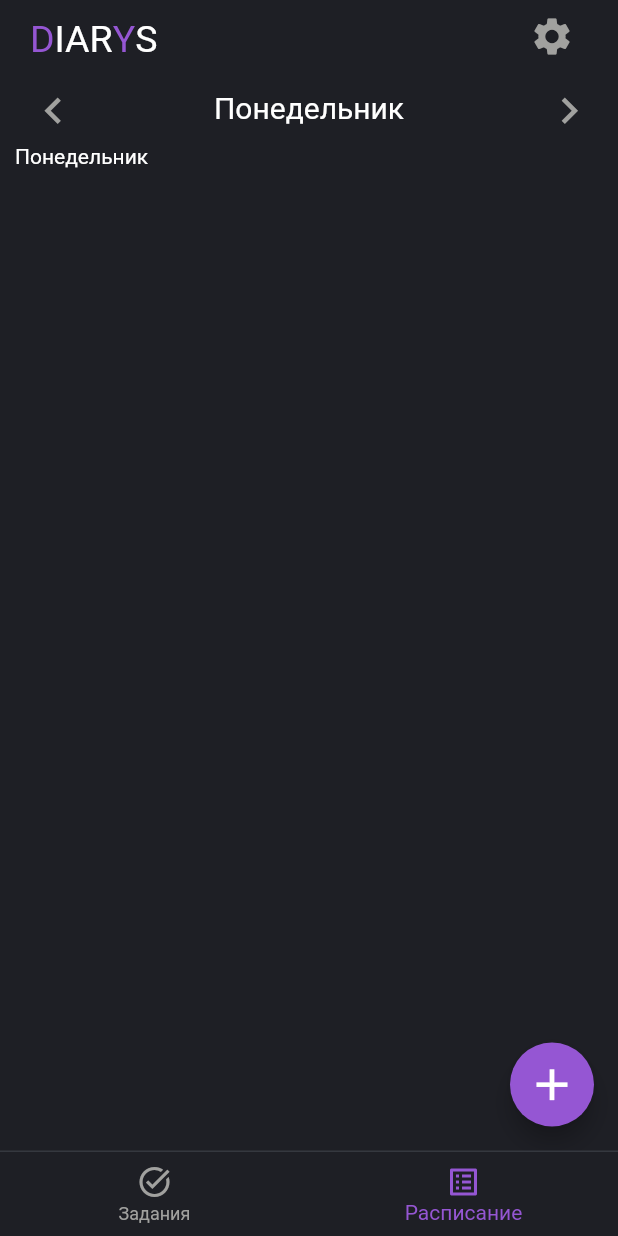
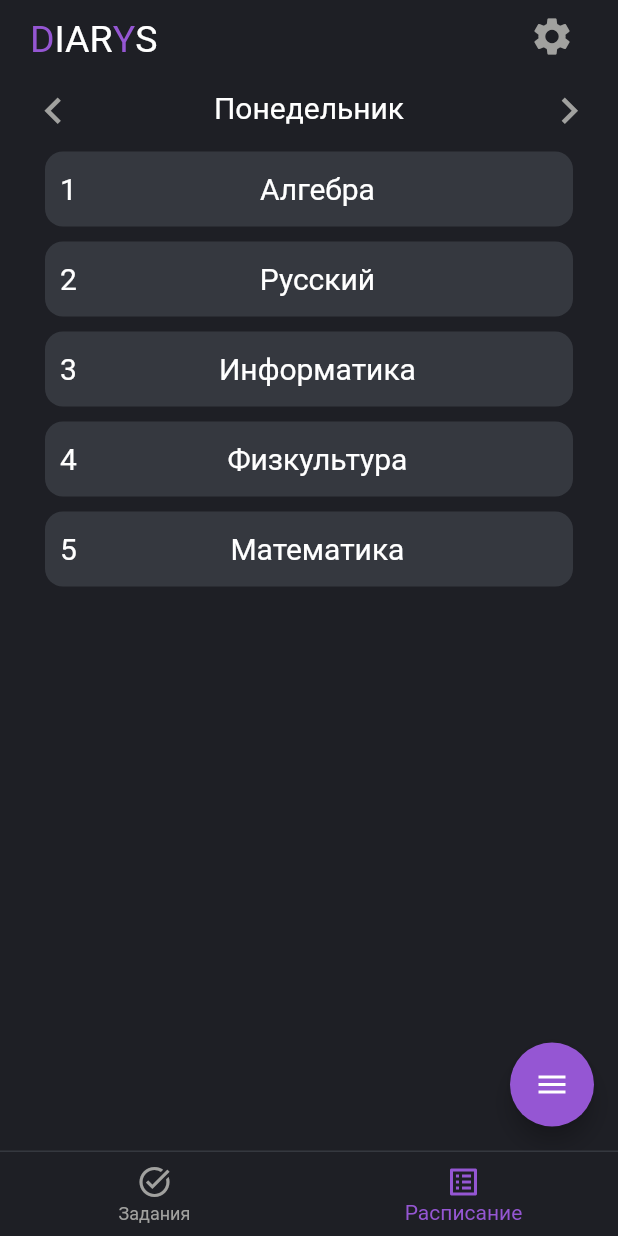
Before and after one commit to kwinso/Diarys, a Flutter app: the screen it shows after launch, item 2 of the bottom bar chosen, on a phone screen of 412 x 824 dp. Run offline on Flutter 3.47's test engine with Material 2 defaults, Android fonts, the phone set to English and light mode, and no system bars; drawn by our look-alikes of flutter_speed_dial; our stand-ins replace flutter_swiper_null_safety, google_fonts, modal_bottom_sheet.

Commit message:
Add FAB menu, showing lessons. Code for lesson info modal

```diff
--- a/lib/components/schedule/controls.dart
+++ b/lib/components/schedule/controls.dart
@@ -6,8 +6,7 @@ class ScheduleSwiperControls extends StatefulWidget {
   final Function? onPrev;
   final int index;
 
-  const ScheduleSwiperControls(
-      {this.index = 0, this.onNext, this.onPrev, Key? key})
+  const ScheduleSwiperControls({this.index = 0, this.onNext, this.onPrev, Key? key})
       : super(key: key);
 
   @override
@@ -19,6 +18,8 @@ class _ScheduleSwiperControlsState extends State<ScheduleSwiperControls> {
   Widget build(BuildContext context) {
     return Row(mainAxisAlignment: MainAxisAlignment.spaceBetween, children: [
       IconButton(
+          splashColor: Colors.transparent,
+          // focusColor: ,
           onPressed: () => widget.onPrev!(),
           icon: Icon(
             Icons.chevron_left,
@@ -26,8 +27,7 @@ class _ScheduleSwiperControlsState extends State<ScheduleSwiperControls> {
             color: Theme.of(context).colorScheme.tertiaryContainer,
           )),
       Text(AppTexts.week.days[widget.index],
-          style: TextStyle(
-              fontSize: 20, color: Theme.of(context).colorScheme.tertiary)),
+          style: TextStyle(fontSize: 20, color: Theme.of(context).colorScheme.tertiary)),
       IconButton(
           onPressed: () => widget.onNext!(),
           icon: Icon(
--- /dev/null
+++ b/lib/components/schedule/lesson.dart
@@ -0,0 +1,50 @@
+import 'package:flutter/material.dart';
+import 'package:modal_bottom_sheet/modal_bottom_sheet.dart';
+
+class ScheduleLesson extends StatefulWidget {
+  String name;
+  int index;
+  ScheduleLesson({required this.name, required this.index, Key? key}) : super(key: key);
+
+  @override
+  State<ScheduleLesson> createState() => _ScheduleLessonState();
+}
+
+class _ScheduleLessonState extends State<ScheduleLesson> {
+  bool isTappedDown = false;
+  @override
+  Widget build(BuildContext context) {
+    return GestureDetector(
+      // TODO:
+      onTap: () {
+        showMaterialModalBottomSheet(
+          context: context,
+          shape: RoundedRectangleBorder(borderRadius: BorderRadius.circular(12)),
+          backgroundColor: Theme.of(context).primaryColor,
+          builder: (context) => Container(
+              padding: const EdgeInsets.all(15), child: const Text("Placeholder, I think...")),
+        );
+      },
+      child: Container(
+          height: 50,
+          margin: const EdgeInsets.symmetric(horizontal: 20, vertical: 5),
+          padding: const EdgeInsets.symmetric(horizontal: 10),
+          decoration: BoxDecoration(
+              shape: BoxShape.rectangle,
+              color: Theme.of(context).colorScheme.primary,
+              borderRadius: const BorderRadius.all(Radius.circular(12))),
+          // color:
+          child: Row(
+            crossAxisAlignment: CrossAxisAlignment.center,
+            children: [
+              Text(
+                (widget.index + 1).toString(),
+                style: const TextStyle(fontSize: 20),
+              ),
+              Expanded(
+                  child: Center(child: Text(widget.name, style: const TextStyle(fontSize: 20))))
+            ],
+          )),
+    );
+  }
+}
--- a/lib/main.dart
+++ b/lib/main.dart
@@ -1,4 +1,5 @@
 import 'package:diarys/components/app_bar.dart';
+import 'package:diarys/schedule.dart';
 import 'package:diarys/screens/schedule.dart';
 import 'package:diarys/screens/tasks.dart';
 import 'package:diarys/theme/themes.dart';
@@ -57,7 +58,19 @@ class MainPage extends StatefulWidget {
 
 class _MainPageState extends State<MainPage> {
   int activeScreen = 0;
-  final screens = <Widget>[TasksScreen(), ScheduleScreen()];
+  final screens = <Widget>[
+    TasksScreen(),
+    ScheduleScreen(
+        schedule: Schedule(List.generate(
+            7,
+            (index) => const ScheduleDay([
+                  "Алгебра",
+                  "Русский",
+                  "Информатика",
+                  "Физкультура",
+                  "Математика",
+                ]))))
+  ];
 
   @override
   Widget build(BuildContext context) {
@@ -73,22 +86,17 @@ class _MainPageState extends State<MainPage> {
       backgroundColor: Theme.of(context).backgroundColor,
       bottomNavigationBar: Container(
           decoration: BoxDecoration(
-              border: Border(
-                  top: BorderSide(
-                      color: Theme.of(context).colorScheme.primary))),
+              border: Border(top: BorderSide(color: Theme.of(context).colorScheme.primary))),
           child: BottomNavigationBar(
               currentIndex: activeScreen,
               elevation: 0,
               onTap: (idx) => setState(() => activeScreen = idx),
               backgroundColor: Theme.of(context).backgroundColor,
               selectedItemColor: Theme.of(context).colorScheme.secondary,
-              unselectedItemColor:
-                  Theme.of(context).colorScheme.tertiaryContainer,
+              unselectedItemColor: Theme.of(context).colorScheme.tertiaryContainer,
               items: const [
-                BottomNavigationBarItem(
-                    icon: Icon(Icons.task_alt_sharp), label: "Задания"),
-                BottomNavigationBarItem(
-                    icon: Icon(Icons.list_alt), label: "Расписание")
+                BottomNavigationBarItem(icon: Icon(Icons.task_alt_sharp), label: "Задания"),
+                BottomNavigationBarItem(icon: Icon(Icons.list_alt), label: "Расписание")
               ])),
     );
   }
--- /dev/null
+++ b/lib/schedule.dart
@@ -0,0 +1,11 @@
+class ScheduleDay {
+  final List<String> lessons;
+
+  const ScheduleDay(this.lessons);
+}
+
+class Schedule {
+  final List<ScheduleDay> days;
+
+  const Schedule(this.days);
+}
--- a/lib/screens/schedule.dart
+++ b/lib/screens/schedule.dart
@@ -1,10 +1,13 @@
 import 'package:diarys/components/schedule/controls.dart';
-import 'package:diarys/texts.dart';
+import 'package:diarys/components/schedule/lesson.dart';
+import 'package:diarys/schedule.dart';
+import 'package:flutter_speed_dial/flutter_speed_dial.dart';
 import 'package:flutter/material.dart';
 import 'package:flutter_swiper_null_safety/flutter_swiper_null_safety.dart';
 
 class ScheduleScreen extends StatefulWidget {
-  ScheduleScreen({Key? key}) : super(key: key);
+  final Schedule schedule;
+  ScheduleScreen({Key? key, required this.schedule}) : super(key: key);
 
   @override
   State<ScheduleScreen> createState() => _ScheduleScreenState();
@@ -12,6 +15,7 @@ class ScheduleScreen extends StatefulWidget {
 
 class _ScheduleScreenState extends State<ScheduleScreen> {
   final SwiperController _swiperController = SwiperController();
+  ValueNotifier<bool> isDialOpen = ValueNotifier(false);
   int _index = 0;
 
   @override
@@ -34,22 +38,90 @@ class _ScheduleScreenState extends State<ScheduleScreen> {
                   onIndexChanged: (idx) => setState(() {
                     _index = idx;
                   }),
-                // onIndexChanged: ,
                   itemBuilder: (BuildContext ctx, int idx) {
-                  return Text(AppTexts.week.days[idx]);
+                    return NotificationListener<OverscrollIndicatorNotification>(
+                        onNotification: (overscroll) {
+                          overscroll.disallowIndicator();
+                          return false;
+                        },
+                        child: ListView(
+                          //    Column(
+                          // // mainAxisAlignment: MainAxisAlignment.center,
+                          // crossAxisAlignment: CrossAxisAlignment.center,
+                          children: widget.schedule.days[idx].lessons
+                              .asMap()
+                              .entries
+                              .map((e) => ScheduleLesson(
+                                    name: e.value,
+                                    index: e.key,
+                                  ))
+                              .toList(),
+                          // children: [
+                          //   ScheduleLesson(),
+                          //   ScheduleLesson(),
+                          //   ScheduleLesson(),
+                          //   ScheduleLesson(),
+                          //   ScheduleLesson(),
+                          //   ScheduleLesson(),
+                          //   ScheduleLesson(),
+                          //   ScheduleLesson(),
+                          //   ScheduleLesson(),
+                          //   ScheduleLesson(),
+                          //   ScheduleLesson(),
+                          //   ScheduleLesson(),
+                          // ],
+                        ));
+                    // return Text(AppTexts.week.days[idx]);
                   },
                   itemCount: 7,
                   loop: true,
                 ))
               ],
             )),
-      floatingActionButton: FloatingActionButton(
-          tooltip: "Добавить предмет",
-          onPressed: () => {},
-          child: const Icon(
-            Icons.add,
-            size: 35,
-          )),
-    );
+        floatingActionButton: SpeedDial(
+          animatedIcon: AnimatedIcons.menu_close,
+          openCloseDial: isDialOpen,
+          overlayOpacity: 0,
+          spacing: 15,
+          spaceBetweenChildren: 15,
+          closeManually: false,
+          children: [
+            SpeedDialChild(
+                child: const Icon(Icons.add),
+                labelStyle: TextStyle(color: Theme.of(context).colorScheme.onPrimaryContainer),
+                labelBackgroundColor: Theme.of(context).colorScheme.primaryContainer,
+                backgroundColor: Theme.of(context).colorScheme.secondary,
+                label: 'Добавить предмет',
+                // TODO:
+                onTap: () {
+                  print('Add Tapped');
+                }),
+            SpeedDialChild(
+                child: const Icon(Icons.share_rounded),
+                labelStyle: TextStyle(color: Theme.of(context).colorScheme.onPrimaryContainer),
+                labelBackgroundColor: Theme.of(context).colorScheme.primaryContainer,
+                // foregroundColor: Theme.of(context).colorScheme.onPrimary,
+                backgroundColor: Theme.of(context).colorScheme.primaryContainer,
+                label: 'Поделиться',
+                // TODO:
+                onTap: () {
+                  print('Share Tapped');
+                }),
+          ],
+        ));
+    // floatingActionButton: InkWell(
+    //     splashColor: Colors.blue,
+    //     onLongPress: () {
+    //       print("Long Press");
+    //       // handle your long press functionality here
+    //     },
+    //     child: FloatingActionButton(
+
+    //         // tooltip: "Добавить предмет",
+    //         onPressed: () => {},
+    //         child: const Icon(
+    //           Icons.menu,
+    //           // size: 35,
+    //         ))));
   }
 }
--- a/lib/theme/themes.dart
+++ b/lib/theme/themes.dart
@@ -12,34 +12,36 @@ class AppThemeData with ChangeNotifier {
   }
 
   static ThemeData get light {
-    const Color primary = Color(0xFFC4C2C2);
+    const Color primary = Color.fromARGB(255, 223, 222, 222);
     const Color bg = Color(0xFFFFFFFF);
-    const Color tertiary = Color.fromARGB(255, 156, 156, 156);
+    const Color tertiary = Color(0xFF6D6A6A);
 
     return ThemeData(
         splashColor: Colors.transparent,
+        highlightColor: Colors.transparent,
+        focusColor: Colors.transparent,
         backgroundColor: bg,
         primaryColor: primary,
         colorScheme: const ColorScheme(
           brightness: Brightness.dark,
           primary: primary,
-          primaryContainer: Color(0xFF616161),
+          primaryContainer: Color.fromARGB(255, 155, 155, 155),
           secondary: Color(0xFF9556D3),
           tertiary: tertiary,
           tertiaryContainer: Color(0xFF797979),
           background: bg,
           onSecondary: Colors.white,
-          onPrimary: Colors.white,
+          onPrimaryContainer: Colors.white,
+          onTertiary: Colors.white,
+          onPrimary: tertiary,
           error: Color(0xFFFB4343),
           onError: Colors.white,
           onBackground: tertiary,
           surface: primary,
           onSurface: tertiary,
         ),
-        scaffoldBackgroundColor: const Color(0xFF282B30),
         textTheme: const TextTheme(
-                bodyText2: TextStyle(color: tertiary),
-                bodyText1: TextStyle(color: tertiary))
+                bodyText2: TextStyle(color: tertiary), bodyText1: TextStyle(color: tertiary))
             .apply(bodyColor: tertiary, displayColor: tertiary));
   }
 
@@ -49,17 +51,20 @@ class AppThemeData with ChangeNotifier {
 
     return ThemeData(
         splashColor: Colors.transparent,
+        highlightColor: Colors.transparent,
+        focusColor: Colors.transparent,
         backgroundColor: bg,
         primaryColor: primary,
         colorScheme: const ColorScheme(
           brightness: Brightness.dark,
           primary: primary,
-          primaryContainer: Color(0xFF616161),
+          primaryContainer: Color(0xFF5C5F64),
           secondary: Color(0xFF9556D3),
           tertiary: Colors.white,
           tertiaryContainer: Color(0xFFA1A19F),
           background: bg,
           onSecondary: Colors.white,
+          onPrimaryContainer: Colors.white,
           onPrimary: Colors.white,
           error: Color(0xFFFB4343),
           onError: Colors.white,
--- a/pubspec.yaml
+++ b/pubspec.yaml
@@ -35,6 +35,8 @@ dependencies:
     cupertino_icons: ^1.0.2
     google_fonts: ^2.3.1
     flutter_swiper_null_safety: ^1.0.2
+    flutter_speed_dial: ^5.0.0+1
+    modal_bottom_sheet: ^2.0.0
 
 dev_dependencies:
     flutter_test:
```
Also changed, not shown: pubspec.lock. Lines whose indentation alone changed are shown as unchanged.
